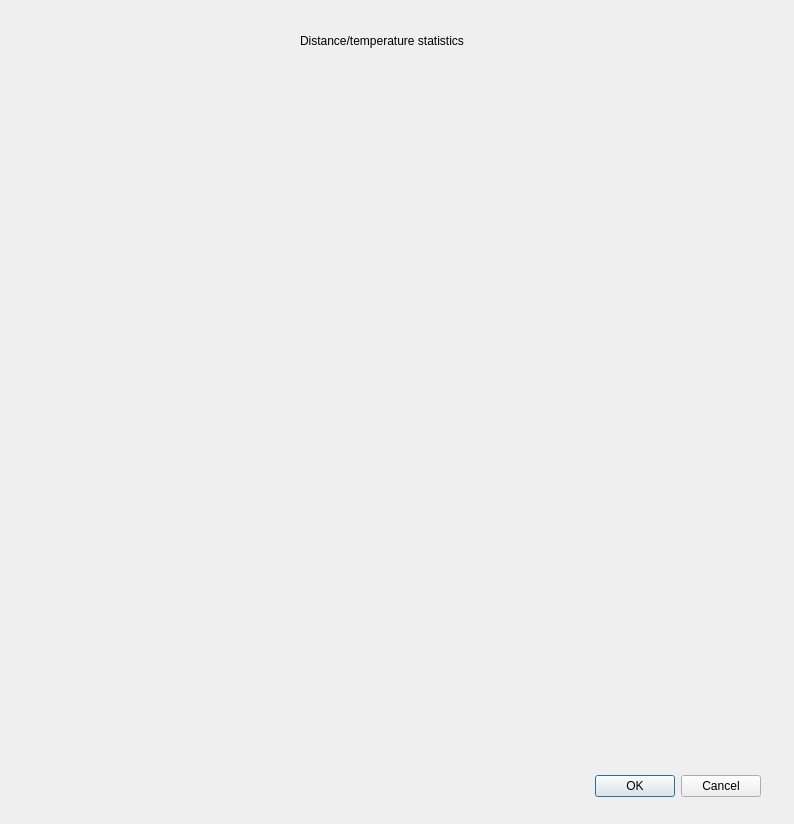
First picture: the form in movement_analysis/movement_analysis_dialog_results.ui, repository saadsaifse/flight-analysis, before the edit.
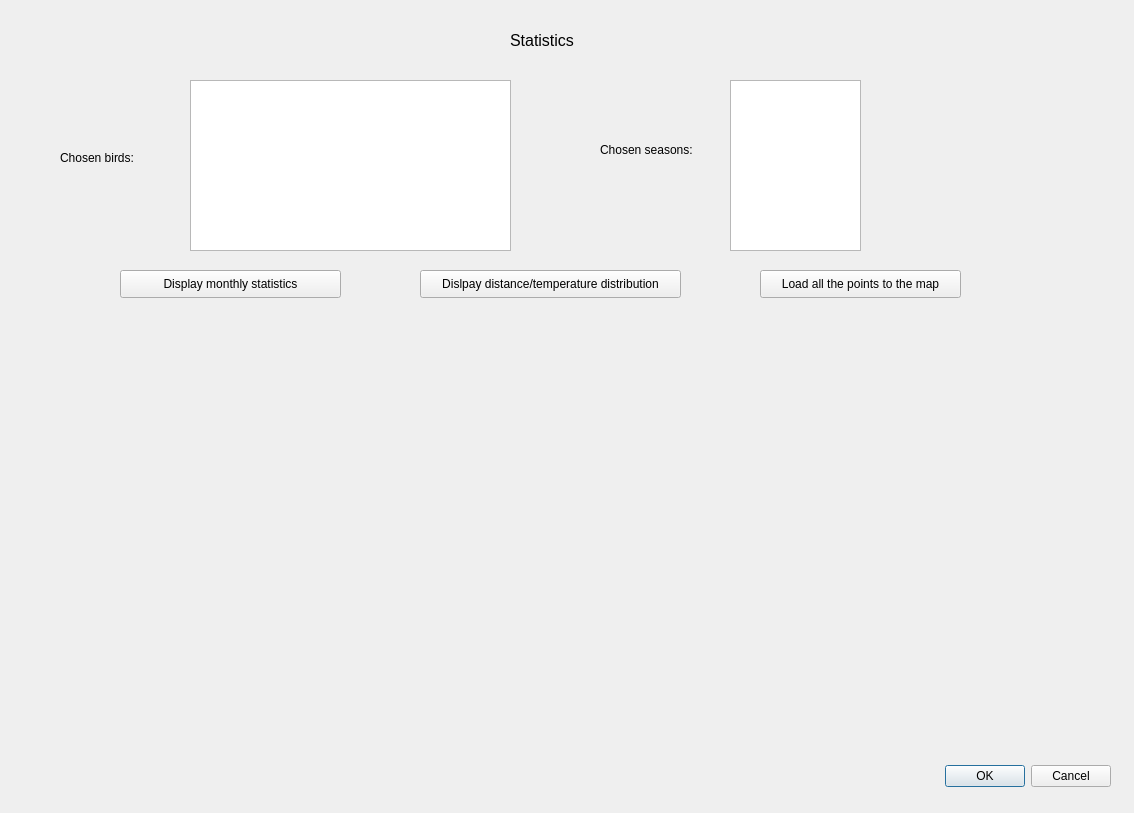
Second picture: the form after the edit.

Commit message: prepared the statistics interface

Diff of the .ui file:
```diff
--- a/movement_analysis/movement_analysis_dialog_results.ui
+++ b/movement_analysis/movement_analysis_dialog_results.ui
@@ -6,8 +6,8 @@
    <rect>
     <x>0</x>
     <y>0</y>
-    <width>794</width>
-    <height>824</height>
+    <width>1134</width>
+    <height>813</height>
    </rect>
   </property>
   <property name="windowTitle">
@@ -16,8 +16,8 @@
   <widget class="QDialogButtonBox" name="button_box">
    <property name="geometry">
     <rect>
-     <x>420</x>
-     <y>770</y>
+     <x>770</x>
+     <y>760</y>
      <width>341</width>
      <height>32</height>
     </rect>
@@ -32,29 +32,119 @@
   <widget class="QLabel" name="label">
    <property name="geometry">
     <rect>
-     <x>300</x>
+     <x>510</x>
      <y>30</y>
-     <width>191</width>
+     <width>121</width>
      <height>21</height>
     </rect>
    </property>
+   <property name="font">
+    <font>
+     <pointsize>12</pointsize>
+    </font>
+   </property>
    <property name="text">
-    <string>Distance/temperature statistics</string>
+    <string>Statistics</string>
    </property>
   </widget>
   <widget class="QLabel" name="label_2">
    <property name="geometry">
     <rect>
-     <x>150</x>
-     <y>110</y>
-     <width>511</width>
-     <height>321</height>
+     <x>90</x>
+     <y>320</y>
+     <width>941</width>
+     <height>411</height>
     </rect>
    </property>
    <property name="text">
     <string/>
    </property>
   </widget>
+  <widget class="QPushButton" name="monthlyStatsButton">
+   <property name="geometry">
+    <rect>
+     <x>120</x>
+     <y>270</y>
+     <width>221</width>
+     <height>28</height>
+    </rect>
+   </property>
+   <property name="text">
+    <string>Display monthly statistics</string>
+   </property>
+  </widget>
+  <widget class="QPushButton" name="distTempButton">
+   <property name="geometry">
+    <rect>
+     <x>420</x>
+     <y>270</y>
+     <width>261</width>
+     <height>28</height>
+    </rect>
+   </property>
+   <property name="text">
+    <string>Dislpay distance/temperature distribution</string>
+   </property>
+  </widget>
+  <widget class="QPushButton" name="loadToMapButton">
+   <property name="geometry">
+    <rect>
+     <x>760</x>
+     <y>270</y>
+     <width>201</width>
+     <height>28</height>
+    </rect>
+   </property>
+   <property name="text">
+    <string>Load all the points to the map</string>
+   </property>
+  </widget>
+  <widget class="QTextEdit" name="textEdit">
+   <property name="geometry">
+    <rect>
+     <x>190</x>
+     <y>80</y>
+     <width>321</width>
+     <height>171</height>
+    </rect>
+   </property>
+  </widget>
+  <widget class="QLabel" name="label_3">
+   <property name="geometry">
+    <rect>
+     <x>60</x>
+     <y>150</y>
+     <width>121</width>
+     <height>16</height>
+    </rect>
+   </property>
+   <property name="text">
+    <string>Chosen birds:</string>
+   </property>
+  </widget>
+  <widget class="QTextEdit" name="textEdit_2">
+   <property name="geometry">
+    <rect>
+     <x>730</x>
+     <y>80</y>
+     <width>131</width>
+     <height>171</height>
+    </rect>
+   </property>
+  </widget>
+  <widget class="QLabel" name="label_4">
+   <property name="geometry">
+    <rect>
+     <x>600</x>
+     <y>140</y>
+     <width>111</width>
+     <height>20</height>
+    </rect>
+   </property>
+   <property name="text">
+    <string>Chosen seasons:</string>
+   </property>
+  </widget>
  </widget>
  <resources/>
  <connections>
```
Left out of the diff: 12 changed lines with no effect on the pictures. The commit also changes 2 other files.
